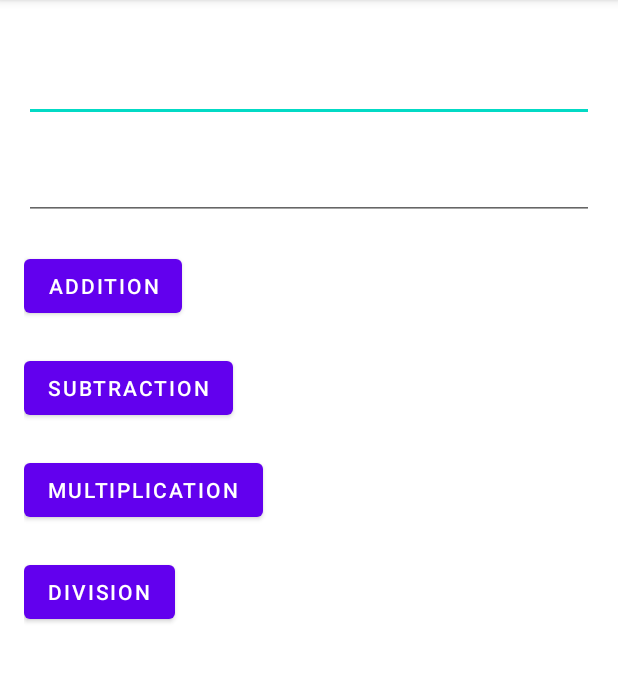
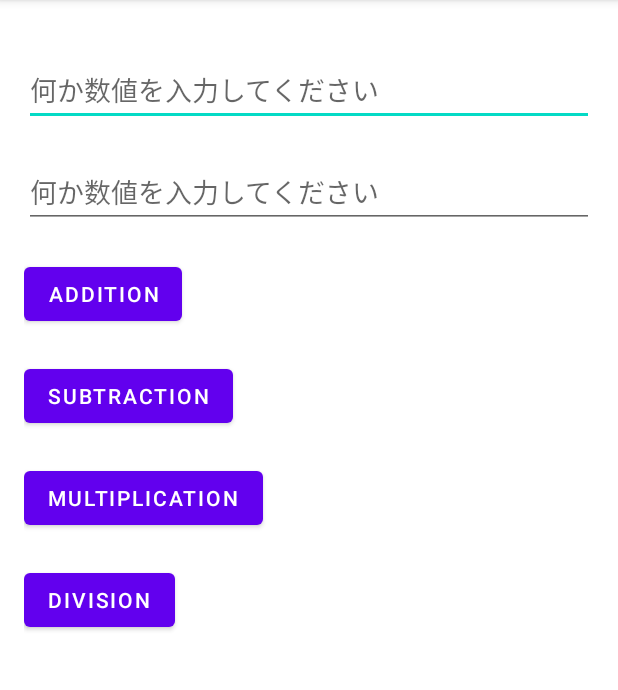
Before and after one commit to atsushi-yokoyama/CalcApp, an Android app: the screen it shows after launch (MainActivity), on a phone screen of 412 x 824 dp, the part 84-774 px from its top. Run offline under Robolectric (Android 15) with nearby library versions, the phone set to English and light mode, and no system bars; libraries missing offline, so code that uses them is left out: jp.techacademy.yokoyama.

```diff
--- a/app/src/main/java/jp/techacademy/yokoyama/atsushi/calcapp/SecondCalcApp.kt
+++ b/app/src/main/java/jp/techacademy/yokoyama/atsushi/calcapp/SecondCalcApp.kt
@@ -10,7 +10,7 @@ class SecondCalcApp : AppCompatActivity() {
         super.onCreate(savedInstanceState)
         setContentView(R.layout.activity_second_calc_app)
 
-        val value1 = intent.getFloatExtra("task", 0.1)
+        val value1 = intent.getFloatExtra("task", 0.0F)
         textView.text = value1.toString()
     }
 }
--- a/app/src/main/res/layout/activity_main.xml
+++ b/app/src/main/res/layout/activity_main.xml
@@ -11,21 +11,23 @@
     tools:context=".MainActivity">
 
     <EditText
+        android:id="@+id/editText1"
         android:layout_width="match_parent"
         android:layout_height="wrap_content"
+        android:layout_alignParentLeft="true"
         android:layout_marginTop="20dp"
-        android:layout_alignParentLeft="true"
-        android:inputType="numberDecimal"
-        android:id="@+id/editText1"/>
+        android:hint="@string/edit_message"
+        android:inputType="numberDecimal" />
 
     <EditText
+        android:id="@+id/editText2"
         android:layout_width="match_parent"
         android:layout_height="wrap_content"
+        android:layout_below="@+id/editText1"
+        android:layout_alignParentLeft="true"
         android:layout_marginTop="20dp"
-        android:layout_alignParentLeft="true"
-        android:layout_below="@+id/editText1"
-        android:inputType="numberDecimal"
-        android:id="@+id/editText2"/>
+        android:hint="@string/edit_message"
+        android:inputType="numberDecimal" />
 
     <Button
         android:layout_width="wrap_content"
--- a/app/src/main/res/values/strings.xml
+++ b/app/src/main/res/values/strings.xml
@@ -1,3 +1,4 @@
 <resources>
     <string name="app_name">CalcApp</string>
+    <string name="edit_message">何か数値を入力してください</string>
 </resources>
```
